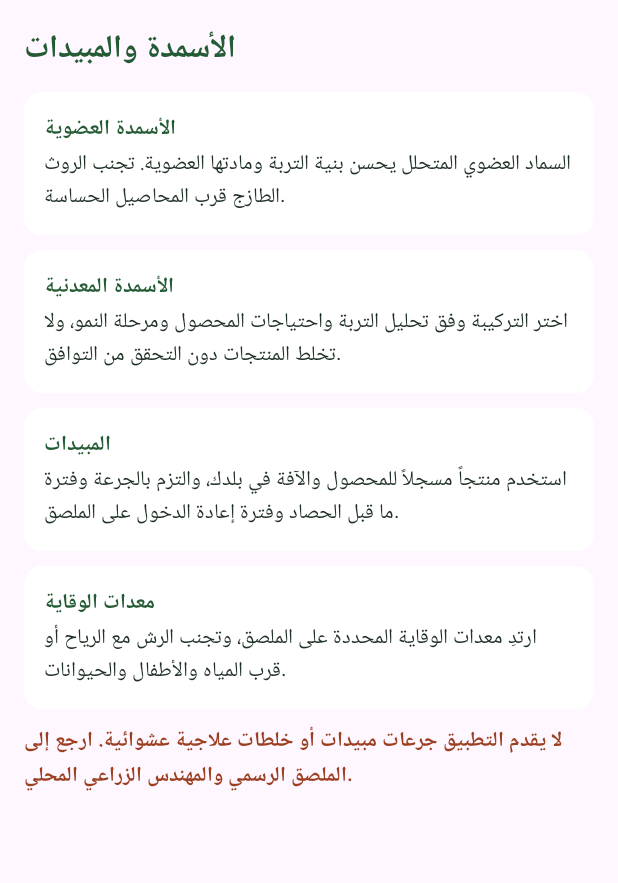
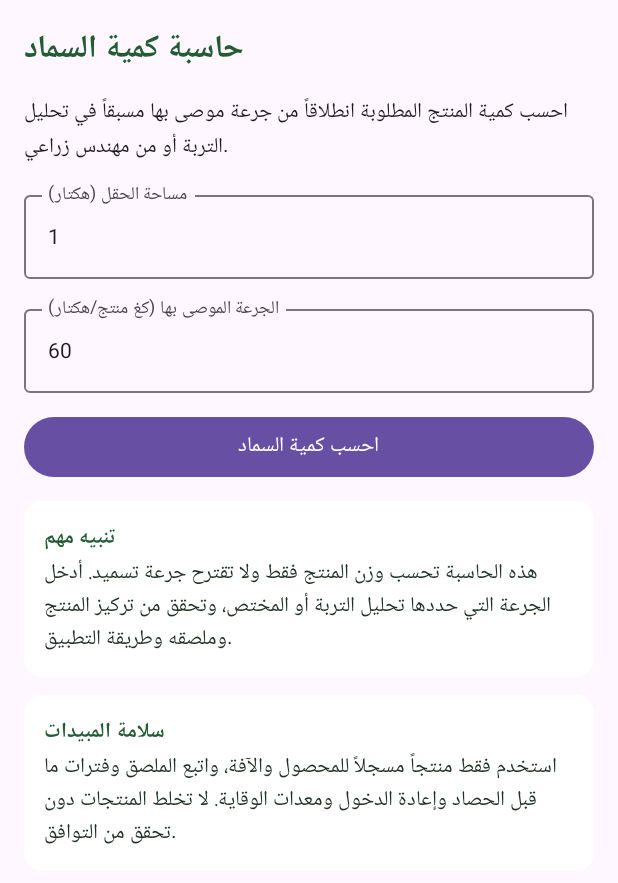
Before and after one commit to noradinemidni10-prog/Nouradine-Agriculture-App, an Android app built with Jetpack Compose: the composable FertilizerPage shown on its own in the app's theme, on a phone screen of 412 x 824 dp. Shown: the top 883 px of the screen. Run offline under Robolectric (Android 15) with nearby library versions, the phone set to English and light mode, and no system bars; pictures from the network do not load.

Commit message:
Add practical fertilizer quantity calculator UI

```diff
--- a/app/src/main/java/com/nouradine/agriculture/MainActivity.kt
+++ b/app/src/main/java/com/nouradine/agriculture/MainActivity.kt
@@ -163,7 +163,27 @@ class MainActivity:ComponentActivity(){
 
 @Composable private fun SoilPage(){Column(Modifier.fillMaxSize().verticalScroll(rememberScrollState()).padding(16.dp),verticalArrangement=Arrangement.spacedBy(10.dp)){Text("التربة والأراضي",fontSize=21.sp,fontWeight=FontWeight.Bold,color=Forest);InfoBlock("التربة الرملية","تصريف سريع واحتفاظ أقل بالماء والعناصر غالباً؛ تساعد المادة العضوية والري المدروس.");InfoBlock("التربة الطينية","احتفاظ أعلى بالماء والعناصر وقد تتعرض للتغريق والانضغاط؛ حسّن الصرف وتجنب العمل وهي شديدة البلل.");InfoBlock("التربة الطميية","متوازنة نسبياً في الصرف والاحتفاظ بالماء، لكنها تحتاج تحليلاً لتحديد الخصوبة.");InfoBlock("تحاليل مهمة","درجة الحموضة pH، الملوحة EC، المادة العضوية، والآزوت والفوسفور والبوتاسيوم والعناصر الصغرى.");InfoBlock("قاعدة أساسية","لا تحدد صلاحية الأرض أو جرعة السماد من اللون أو الملمس وحدهما؛ اعتمد عينة ممثلة وتحليلاً مخبرياً.")}}
 
-@Composable private fun FertilizerPage(){Column(Modifier.fillMaxSize().verticalScroll(rememberScrollState()).padding(16.dp),verticalArrangement=Arrangement.spacedBy(10.dp)){Text("الأسمدة والمبيدات",fontSize=21.sp,fontWeight=FontWeight.Bold,color=Forest);InfoBlock("الأسمدة العضوية","السماد العضوي المتحلل يحسن بنية التربة ومادتها العضوية. تجنب الروث الطازج قرب المحاصيل الحساسة.");InfoBlock("الأسمدة المعدنية","اختر التركيبة وفق تحليل التربة واحتياجات المحصول ومرحلة النمو، ولا تخلط المنتجات دون التحقق من التوافق.");InfoBlock("المبيدات","استخدم منتجاً مسجلاً للمحصول والآفة في بلدك، والتزم بالجرعة وفترة ما قبل الحصاد وفترة إعادة الدخول على الملصق.");InfoBlock("معدات الوقاية","ارتدِ معدات الوقاية المحددة على الملصق، وتجنب الرش مع الرياح أو قرب المياه والأطفال والحيوانات.");Text("لا يقدم التطبيق جرعات مبيدات أو خلطات علاجية عشوائية. ارجع إلى الملصق الرسمي والمهندس الزراعي المحلي.",color=Color(0xFF9B3F20),fontWeight=FontWeight.SemiBold)}}
+@Composable private fun FertilizerPage(){
+ var area by remember{mutableStateOf("1")}
+ var rate by remember{mutableStateOf("60")}
+ var result by remember{mutableStateOf("")}
+ Column(Modifier.fillMaxSize().verticalScroll(rememberScrollState()).padding(16.dp),verticalArrangement=Arrangement.spacedBy(12.dp)){
+  Text("حاسبة كمية السماد",fontSize=21.sp,fontWeight=FontWeight.Bold,color=Forest)
+  Text("احسب كمية المنتج المطلوبة انطلاقاً من جرعة موصى بها مسبقاً في تحليل التربة أو من مهندس زراعي.")
+  OutlinedTextField(area,{area=it},label={Text("مساحة الحقل (هكتار)")},keyboardOptions=KeyboardOptions(keyboardType=KeyboardType.Decimal),modifier=Modifier.fillMaxWidth())
+  OutlinedTextField(rate,{rate=it},label={Text("الجرعة الموصى بها (كغ منتج/هكتار)")},keyboardOptions=KeyboardOptions(keyboardType=KeyboardType.Decimal),modifier=Modifier.fillMaxWidth())
+  Button(onClick={
+   val a=area.replace(',','.').toDoubleOrNull()
+   val r=rate.replace(',','.').toDoubleOrNull()
+   val total=if(a!=null&&r!=null)AgricultureCalculations.fertilizerProductKilograms(a,r) else null
+   val bags=total?.let{AgricultureCalculations.fertilizerBagsRequired(it)}
+   result=if(total!=null&&bags!=null)"الكمية الإجمالية: %.2f كغ من المنتج\nأكياس 50 كغ: %d كيساً".format(total,bags) else "أدخل قيماً صحيحة أكبر من الصفر."
+  },modifier=Modifier.fillMaxWidth()){Text("احسب كمية السماد")}
+  if(result.isNotBlank())Card(colors=CardDefaults.cardColors(containerColor=Color.White)){Text(result,Modifier.padding(16.dp),fontWeight=FontWeight.Bold,color=Forest,lineHeight=25.sp)}
+  InfoBlock("تنبيه مهم","هذه الحاسبة تحسب وزن المنتج فقط ولا تقترح جرعة تسميد. أدخل الجرعة التي حددها تحليل التربة أو المختص، وتحقق من تركيز المنتج وملصقه وطريقة التطبيق.")
+  InfoBlock("سلامة المبيدات","استخدم فقط منتجاً مسجلاً للمحصول والآفة، واتبع الملصق وفترات ما قبل الحصاد وإعادة الدخول ومعدات الوقاية. لا تخلط المنتجات دون تحقق من التوافق.")
+ }
+}
 
 @Composable private fun IrrigationPage(){
  var area by remember{mutableStateOf("1")};var depth by remember{mutableStateOf("10")};var result by remember{mutableStateOf("")}
```
